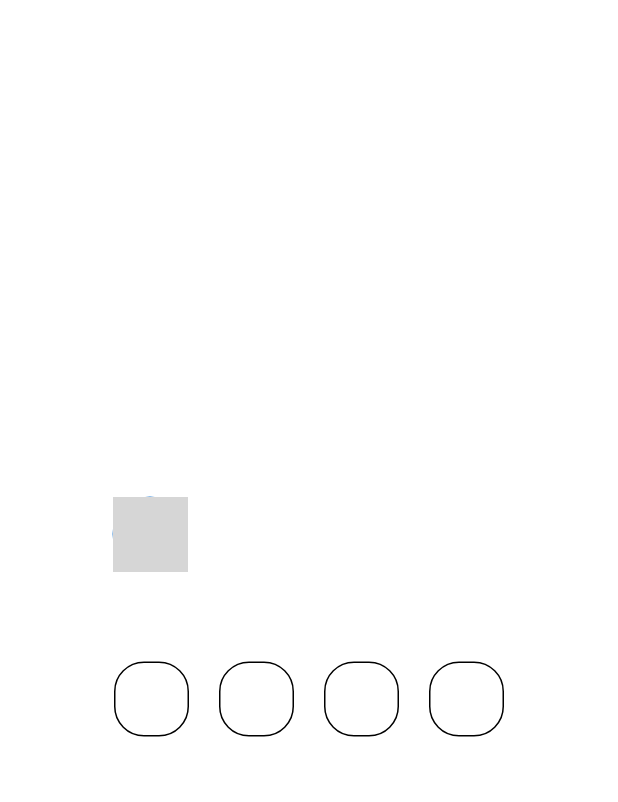
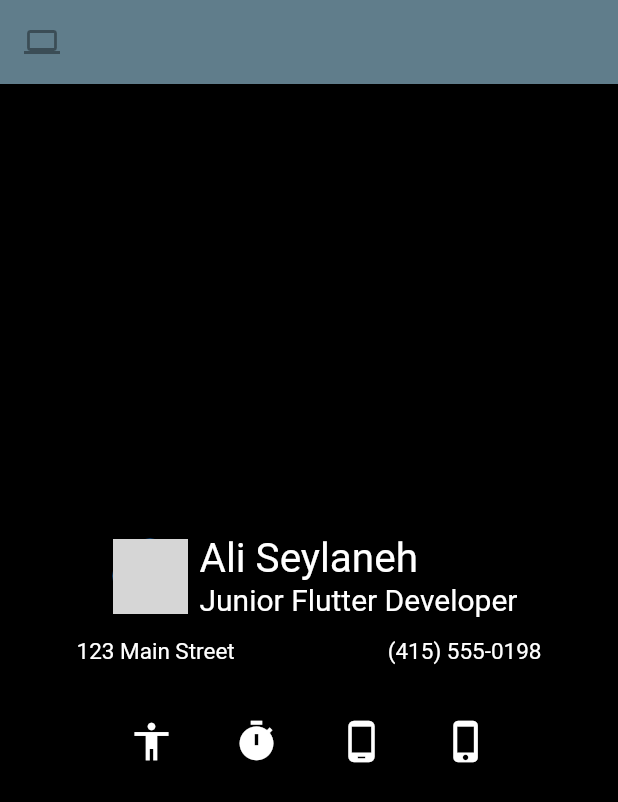
Before and after one commit to aliseylaneh/flutter_practices, a Flutter app: the screen it shows after launch, on a phone screen of 412 x 824 dp. Shown: the top 802 px of the screen. Run offline on Flutter 3.47's test engine with Material 2 defaults, Android fonts, the light colour scheme and no system bars; network calls fail; grey boxes are pictures that could not be loaded.

Commit message:
10: Trying out Scaffold

```diff
--- a/lib/personal_card.dart
+++ b/lib/personal_card.dart
@@ -11,9 +11,21 @@ class PersonalCard extends StatelessWidget {
     return MaterialApp(
         debugShowCheckedModeBanner: false,
         title: 'Flutter Demo',
-        home: Column(
-          mainAxisAlignment: MainAxisAlignment.center,
-          children: const [MyCard()],
+        home: Scaffold(
+          backgroundColor: Colors.black,
+          appBar: AppBar(
+            backgroundColor: Colors.blueGrey,
+            leading: const IconButton(
+              icon: Icon(Icons.computer),
+              tooltip: 'Navigation menu',
+              onPressed: null,
+              color: Colors.red,
+            ),
+          ),
+          body: Column(
+            mainAxisAlignment: MainAxisAlignment.center,
+            children: const [MyCard()],
+          ),
         ));
   }
 }
```
